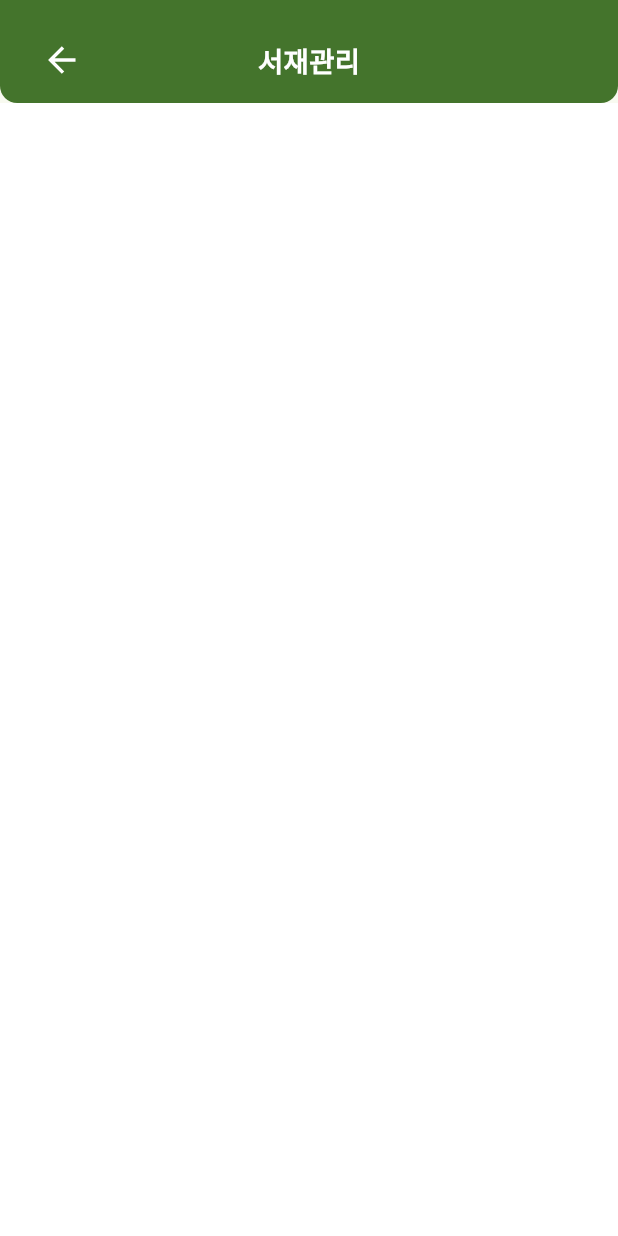
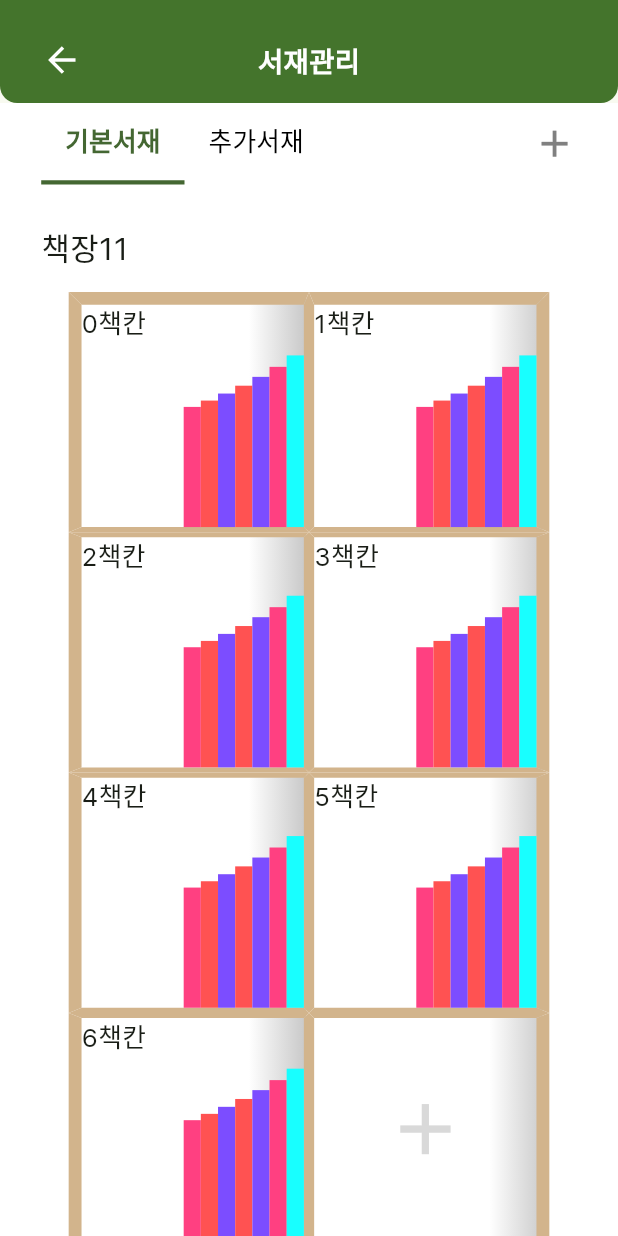
Before and after one commit to bookshoop/mobile, a Flutter app: the LibraryManageScreen screen opened by its route, on a phone screen of 412 x 824 dp. Run offline on Flutter 3.47's test engine with Material 3 defaults, Android fonts, the phone set to English and light mode, and no system bars; our stand-ins replace cached_network_image, card_swiper, dio, firebase_analytics, firebase_core, firebase_crashlytics and 17 more; missing offline and left inert: drag_select_grid_view, flutter_naver_login, kakao_flutter_sdk_user, kakao_map_plugin; accounts and stored records are empty; generated files the repository leaves out were written again; statements that could not run were skipped.

Commit message:
feature : 서재관리 ui
- 서재관리 ui

```diff
--- a/lib/features/library/presentation/views/library_manage_screen.dart
+++ b/lib/features/library/presentation/views/library_manage_screen.dart
@@ -1,5 +1,8 @@
+import 'package:bookforest/core/configs/theme/theme.dart';
+import 'package:bookforest/core/presentation/widgets/empty_space.dart';
 import 'package:bookforest/core/presentation/widgets/layout/custom_appbar.dart';
 import 'package:bookforest/core/presentation/widgets/layout/custom_scaffold.dart';
+import 'package:bookforest/features/library/presentation/widgets/library_tab.dart';
 import 'package:flutter/material.dart';
 
 import 'package:bookforest/core/utils/size_util.dart';
@@ -14,17 +17,65 @@ class LibraryManageScreen extends StatelessWidget {
       appbar: CustomAppbar(
         title: '서재관리',
       ),
-      body: Padding(
-        padding: EdgeInsets.only(
-          left: 24.size,
-          right: 24.size,
-        ),
-        child: SingleChildScrollView(
-          child: Column(
-            children: [],
-          ),
-        ),
-      ),
+      body: LibraryTab(),
     );
   }
 }
+
+
+// Padding(
+//         padding: EdgeInsets.only(
+//           top: 24.size,
+//           left: 24.size,
+//           right: 24.size,
+//         ),
+//         child: SingleChildScrollView(
+//           child: Column(
+//             crossAxisAlignment: CrossAxisAlignment.stretch,
+//             children: [
+//               Row(
+//                 mainAxisAlignment: MainAxisAlignment.spaceBetween,
+//                 children: [
+//                   Text(
+//                     '나의 책숲',
+//                     style: AppThemeData.semiBold_18,
+//                   ),
+//                   Icon(
+//                     Icons.add,
+//                     size: 26.size,
+//                   ),
+//                 ],
+//               ),
+//               EmptySpace(height: 10.size),
+//               Padding(
+//                 padding: EdgeInsets.only(left: 10.size),
+//                 child: Row(
+//                   children: [
+//                     Expanded(
+//                       child: InkWell(
+//                         onTap: () {},
+//                         child: Row(
+//                           children: [
+//                             const Icon(Icons.keyboard_arrow_right),
+//                             Text(
+//                               '기본서재',
+//                               style: AppThemeData.medium_16,
+//                             ),
+//                           ],
+//                         ),
+//                       ),
+//                     ),
+//                     InkWell(
+//                       onTap: () {},
+//                       child: Icon(
+//                         Icons.more_vert_outlined,
+//                         size: 22.size,
+//                       ),
+//                     ),
+//                   ],
+//                 ),
+//               ),
+//             ],
+//           ),
+//         ),
+//       ),
--- /dev/null
+++ b/lib/features/library/presentation/widgets/library_tab.dart
@@ -0,0 +1,335 @@
+import 'package:bookforest/core/configs/theme/theme.dart';
+import 'package:bookforest/core/presentation/widgets/empty_space.dart';
+import 'package:bookforest/core/utils/size_util.dart';
+import 'package:flutter/material.dart';
+
+class LibraryTab extends StatefulWidget {
+  const LibraryTab({
+    super.key,
+  });
+
+  @override
+  State<LibraryTab> createState() => _LibraryTabState();
+}
+
+class _LibraryTabState extends State<LibraryTab>
+    with SingleTickerProviderStateMixin {
+  late final tabController;
+
+  @override
+  void initState() {
+    tabController = TabController(length: 2, vsync: this);
+    super.initState();
+  }
+
+  @override
+  Widget build(BuildContext context) {
+    final color = Color(0xFFD2B48C);
+    return Column(
+      children: [
+        Padding(
+          padding: EdgeInsets.symmetric(horizontal: 24.size),
+          child: Row(
+            children: [
+              Expanded(
+                child: TabBar(
+                  indicatorWeight: 2.5.size,
+                  indicatorSize: TabBarIndicatorSize.tab,
+                  labelStyle: AppThemeData.semiBold_15,
+                  unselectedLabelStyle: AppThemeData.medium_15,
+                  unselectedLabelColor: Colors.black,
+                  controller: tabController,
+                  dividerColor: Colors.transparent,
+                  isScrollable: true,
+                  tabAlignment: TabAlignment.start,
+                  tabs: [
+                    Tab(
+                      text: '기본서재',
+                      height: 45.size,
+                    ),
+                    Tab(
+                      text: '추가서재',
+                      height: 45.size,
+                    ),
+                  ],
+                ),
+              ),
+              Icon(
+                Icons.add,
+                size: 26.size,
+                color: AppThemeData.darkGrey,
+              ),
+            ],
+          ),
+        ),
+        Expanded(
+          child: TabBarView(
+            controller: tabController,
+            children: [
+              SingleChildScrollView(
+                child: Padding(
+                  padding: EdgeInsets.all(24.size),
+                  child: Column(
+                    crossAxisAlignment: CrossAxisAlignment.stretch,
+                    children: [
+                      Text(
+                        '책장11',
+                        style: AppThemeData.medium_18,
+                      ),
+                      EmptySpace(height: 10.size),
+                      Wrap(
+                          alignment: WrapAlignment.center,
+                          children: List.generate(
+                            8,
+                            (index) {
+                              const length = 8;
+                              if (index == length - 1) {
+                                return Container(
+                                  width: (SizeUtil.deviceWidth - 80.size) / 2,
+                                  height: (SizeUtil.deviceWidth - 80.size) / 2,
+                                  decoration: BoxDecoration(
+                                    border: Border(
+                                      left: BorderSide(
+                                        color: color,
+                                        width:
+                                            index % 2 != 0 ? 3.size : 7.5.size,
+                                      ),
+                                      right: BorderSide(
+                                        color: color,
+                                        width:
+                                            index % 2 == 0 ? 3.size : 7.5.size,
+                                      ),
+                                      top: BorderSide(
+                                        color: color,
+                                        width: (index == 0 || index == 1)
+                                            ? 7.5.size
+                                            : 3.size,
+                                      ),
+                                      bottom: BorderSide(
+                                        color: color,
+                                        width: (index == length - 2 ||
+                                                index == length - 1)
+                                            ? 7.5.size
+                                            : 3.size,
+                                      ),
+                                    ),
+                                    gradient: LinearGradient(
+                                      stops: [0.75, 1],
+                                      colors: [
+                                        Colors.white,
+                                        Color.fromARGB(255, 197, 197, 197),
+                                      ],
+                                    ),
+                                  ),
+                                  child: Center(
+                                    child: Icon(
+                                      Icons.add,
+                                      size: 50.size,
+                                      color: AppThemeData.lightGrey,
+                                    ),
+                                  ),
+                                );
+                              }
+                              return Container(
+                                width: (SizeUtil.deviceWidth - 80.size) / 2,
+                                height: (SizeUtil.deviceWidth - 80.size) / 2,
+                                decoration: BoxDecoration(
+                                  border: Border(
+                                    left: BorderSide(
+                                      color: color,
+                                      width: index % 2 != 0 ? 3.size : 7.5.size,
+                                    ),
+                                    right: BorderSide(
+                                      color: color,
+                                      width: index % 2 == 0 ? 3.size : 7.5.size,
+                                    ),
+                                    top: BorderSide(
+                                      color: color,
+                                      width: (index == 0 || index == 1)
+                                          ? 7.5.size
+                                          : 3.size,
+                                    ),
+                                    bottom: BorderSide(
+                                      color: color,
+                                      width: (index == length - 2 ||
+                                              index == length - 1)
+                                          ? 7.5.size
+                                          : 3.size,
+                                    ),
+                                  ),
+                                  gradient: LinearGradient(
+                                    stops: [0.75, 1],
+                                    colors: [
+                                      Colors.white,
+                                      Color.fromARGB(255, 197, 197, 197),
+                                    ],
+                                  ),
+                                ),
+                                child: Column(
+                                  mainAxisAlignment:
+                                      MainAxisAlignment.spaceBetween,
+                                  crossAxisAlignment:
+                                      CrossAxisAlignment.stretch,
+                                  children: [
+                                    Text(
+                                      '$index책칸',
+                                      style: AppThemeData.regular_15,
+                                    ),
+                                    Row(
+                                      mainAxisAlignment: MainAxisAlignment.end,
+                                      crossAxisAlignment:
+                                          CrossAxisAlignment.end,
+                                      children: List.generate(
+                                        7,
+                                        (index) => Container(
+                                          width: 10.size,
+                                          height:
+                                              (SizeUtil.deviceWidth - 80.size) /
+                                                  (4 - index / 5),
+                                          color:
+                                              Colors.accents[15 % (index + 2)],
+                                        ),
+                                      ),
+                                    ),
+                                  ],
+                                ),
+                              );
+                            },
+                          ).toList()),
+                      EmptySpace(height: 20.size),
+                      Text(
+                        '책장22',
+                        style: AppThemeData.medium_18,
+                      ),
+                      EmptySpace(height: 10.size),
+                      Wrap(
+                          alignment: WrapAlignment.center,
+                          children: List.generate(
+                            2,
+                            (index) {
+                              const length = 2;
+                              if (index == length - 1) {
+                                return Container(
+                                  width: (SizeUtil.deviceWidth - 80.size) / 2,
+                                  height: (SizeUtil.deviceWidth - 80.size) / 2,
+                                  decoration: BoxDecoration(
+                                    border: Border(
+                                      left: BorderSide(
+                                        color: color,
+                                        width:
+                                            index % 2 != 0 ? 3.size : 7.5.size,
+                                      ),
+                                      right: BorderSide(
+                                        color: color,
+                                        width:
+                                            index % 2 == 0 ? 3.size : 7.5.size,
+                                      ),
+                                      top: BorderSide(
+                                        color: color,
+                                        width: (index == 0 || index == 1)
+                                            ? 7.5.size
+                                            : 3.size,
+                                      ),
+                                      bottom: BorderSide(
+                                        color: color,
+                                        width: (index == length - 2 ||
+                                                index == length - 1)
+                                            ? 7.5.size
+                                            : 3.size,
+                                      ),
+                                    ),
+                                    gradient: LinearGradient(
+                                      stops: [0.75, 1],
+                                      colors: [
+                                        Colors.white,
+                                        Color.fromARGB(255, 197, 197, 197),
+                                      ],
+                                    ),
+                                  ),
+                                  child: Center(
+                                    child: Icon(
+                                      Icons.add,
+                                      size: 50.size,
+                                      color: AppThemeData.lightGrey,
+                                    ),
+                                  ),
+                                );
+                              }
+                              return Container(
+                                width: (SizeUtil.deviceWidth - 80.size) / 2,
+                                height: (SizeUtil.deviceWidth - 80.size) / 2,
+                                decoration: BoxDecoration(
+                                  border: Border(
+                                    left: BorderSide(
+                                      color: color,
+                                      width: index % 2 != 0 ? 3.size : 7.5.size,
+                                    ),
+                                    right: BorderSide(
+                                      color: color,
+                                      width: index % 2 == 0 ? 3.size : 7.5.size,
+                                    ),
+                                    top: BorderSide(
+                                      color: color,
+                                      width: (index == 0 || index == 1)
+                                          ? 7.5.size
+                                          : 3.size,
+                                    ),
+                                    bottom: BorderSide(
+                                      color: color,
+                                      width: (index == length - 2 ||
+                                              index == length - 1)
+                                          ? 7.5.size
+                                          : 3.size,
+                                    ),
+                                  ),
+                                  gradient: LinearGradient(
+                                    stops: [0.75, 1],
+                                    colors: [
+                                      Colors.white,
+                                      Color.fromARGB(255, 197, 197, 197),
+                                    ],
+                                  ),
+                                ),
+                                child: Column(
+                                  mainAxisAlignment:
+                                      MainAxisAlignment.spaceBetween,
+                                  crossAxisAlignment:
+                                      CrossAxisAlignment.stretch,
+                                  children: [
+                                    Text(
+                                      '$index책칸',
+                                      style: AppThemeData.regular_15,
+                                    ),
+                                    Row(
+                                      mainAxisAlignment: MainAxisAlignment.end,
+                                      crossAxisAlignment:
+                                          CrossAxisAlignment.end,
+                                      children: List.generate(
+                                        7,
+                                        (index) => Container(
+                                          width: 10.size,
+                                          height:
+                                              (SizeUtil.deviceWidth - 80.size) /
+                                                  (4 - index / 5),
+                                          color:
+                                              Colors.accents[15 % (index + 2)],
+                                        ),
+                                      ),
+                                    ),
+                                  ],
+                                ),
+                              );
+                            },
+                          ).toList()),
+                    ],
+                  ),
+                ),
+              ),
+              Text('추가서재'),
+            ],
+          ),
+        ),
+      ],
+    );
+  }
+}
```
